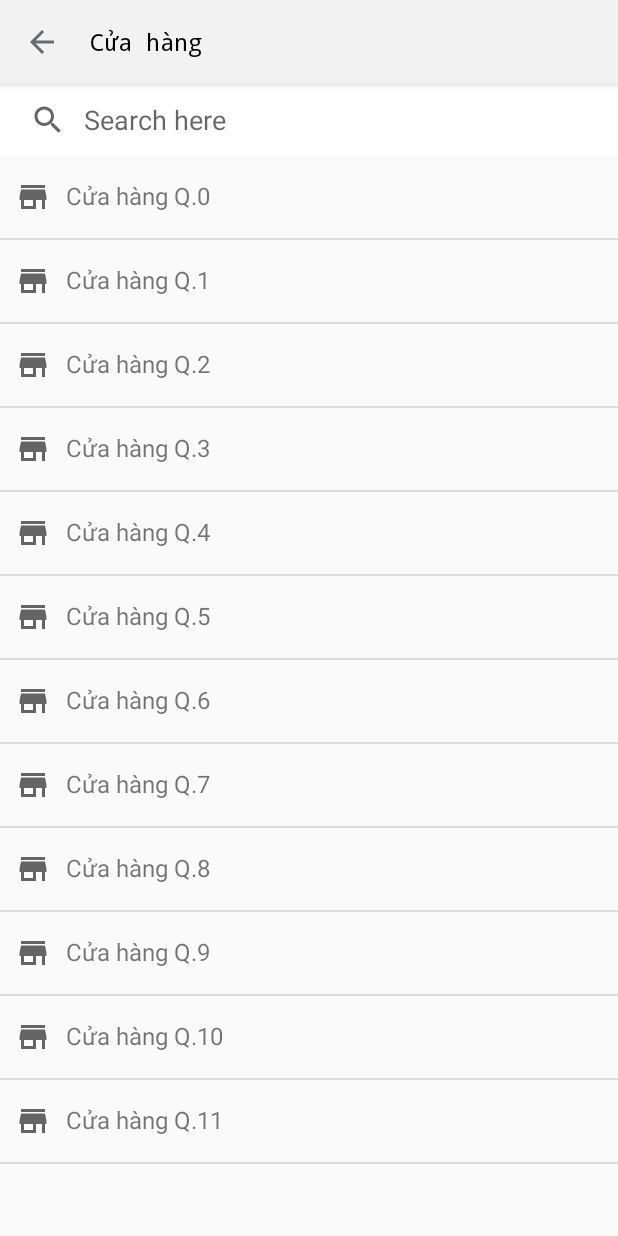
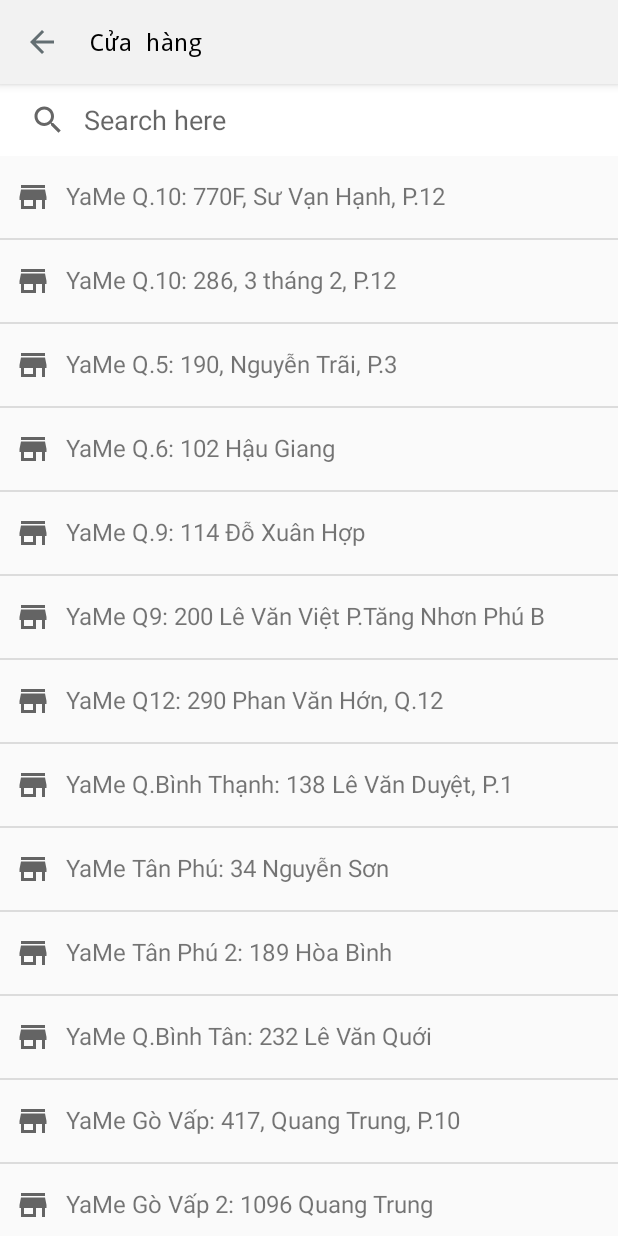
Before and after one commit to prayz212/Yame, an Android app: the StoreLocation screen opened directly, with no data from a screen before it, on a phone screen of 412 x 824 dp. Run offline under Robolectric (Android 15) with nearby library versions, the phone set to English and light mode, and no system bars.

Commit message:
--COMMIT UPDATE STORE LIST

```diff
--- a/app/src/main/java/com/example/yame/MoreFragment/StoreLocation.java
+++ b/app/src/main/java/com/example/yame/MoreFragment/StoreLocation.java
@@ -15,6 +15,7 @@ import android.widget.Toast;
 import com.example.yame.R;
 
 import java.util.ArrayList;
+import java.util.Arrays;
 import java.util.List;
 
 public class StoreLocation extends AppCompatActivity implements SearchView.OnQueryTextListener, View.OnClickListener {
@@ -44,9 +45,8 @@ public class StoreLocation extends AppCompatActivity implements SearchView.OnQue
     private void initData() {
         stores = new ArrayList<>();
 
-        for (int i = 0; i < 12; i++) {
-            stores.add("Cửa hàng Q." + i);
-        }
+        List<String> list = Arrays.asList(getResources().getStringArray(R.array.store_list));
+        stores.addAll(list);
 
         storeAdapter = new StoreAdapter(this, stores, R.layout.store_custom_row_item);
         mRecyclerView.setAdapter(storeAdapter);
--- a/app/src/main/res/layout/store_custom_row_item.xml
+++ b/app/src/main/res/layout/store_custom_row_item.xml
@@ -12,6 +12,6 @@
         android:drawablePadding="10dp"
         android:padding="10dp"
         android:layout_marginVertical="5dp"
-        android:text="@string/Yame_1"
+        android:text="string here"
         android:textSize="16sp"/>
 </LinearLayout>
--- a/app/src/main/res/values/strings.xml
+++ b/app/src/main/res/values/strings.xml
@@ -76,21 +76,23 @@
     <string name="tb_stores">Cửa hàng</string>
 
     <!--    Location Store -->
-    <string name="Yame_1">YaMe Q.10: 770F, Sư Vạn Hạnh, P.12</string>
-    <string name="Yame_2">YaMe Q.10: 286, 3 tháng 2, P.12</string>
-    <string name="Yame_3">YaMe Q.5: 190, Nguyễn Trãi, P.3</string>
-    <string name="Yame_4">YaMe Q.6: 102 Hậu Giang</string>
-    <string name="Yame_5">YaMe Q.9: 114 Đỗ Xuân Hợp</string>
-    <string name="Yame_6">YaMe Q9: 200 Lê Văn Việt P.Tăng Nhơn Phú B</string>
-    <string name="Yame_7">YaMe Q12: 290 Phan Văn Hớn, Q.12</string>
-    <string name="Yame_8">YaMe Q.Bình Thạnh: 138 Lê Văn Duyệt, P.1</string>
-    <string name="Yame_9">YaMe Tân Phú: 34 Nguyễn Sơn</string>
-    <string name="Yame_10">YaMe Tân Phú 2: 189 Hòa Bình</string>
-    <string name="Yame_11">YaMe Q.Bình Tân: 232 Lê Văn Quới</string>
-    <string name="Yame_12">YaMe Gò Vấp: 417, Quang Trung, P.10</string>
-    <string name="Yame_13">YaMe Gò Vấp 2: 1096 Quang Trung</string>
-    <string name="Yame_14">YaMe Hóc Môn: 39 Quang Trung, Thới Tam Thôn</string>
-    <string name="Yame_15">YaMe Thủ Đức: 336, Võ Văn Ngân, Q. Thủ Đức</string>
-    <string name="Yame_16">YaMe Q.7: 323 Huỳnh Tấn Phát</string>
+    <string-array name="store_list">
+        <item>YaMe Q.10: 770F, Sư Vạn Hạnh, P.12</item>
+        <item>YaMe Q.10: 286, 3 tháng 2, P.12</item>
+        <item>YaMe Q.5: 190, Nguyễn Trãi, P.3</item>
+        <item>YaMe Q.6: 102 Hậu Giang</item>
+        <item>YaMe Q.9: 114 Đỗ Xuân Hợp</item>
+        <item>YaMe Q9: 200 Lê Văn Việt P.Tăng Nhơn Phú B</item>
+        <item>YaMe Q12: 290 Phan Văn Hớn, Q.12</item>
+        <item>YaMe Q.Bình Thạnh: 138 Lê Văn Duyệt, P.1</item>
+        <item>YaMe Tân Phú: 34 Nguyễn Sơn</item>
+        <item>YaMe Tân Phú 2: 189 Hòa Bình</item>
+        <item>YaMe Q.Bình Tân: 232 Lê Văn Quới</item>
+        <item>YaMe Gò Vấp: 417, Quang Trung, P.10</item>
+        <item>YaMe Gò Vấp 2: 1096 Quang Trung</item>
+        <item>YaMe Hóc Môn: 39 Quang Trung, Thới Tam Thôn</item>
+        <item>YaMe Thủ Đức: 336, Võ Văn Ngân, Q. Thủ Đức</item>
+        <item>YaMe Q.7: 323 Huỳnh Tấn Phát</item>
+    </string-array>
 
 </resources>
```
